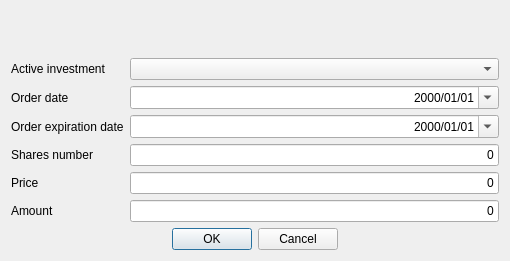
First picture: the form in ui/wdgOrdersAdd.ui, repository turulomio/xulpymoney, before the edit.
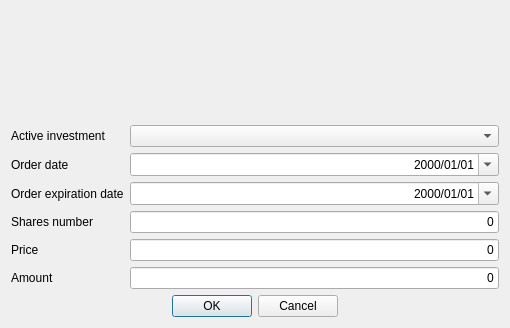
Second picture: the form after the edit. Icons and pictures are not drawn. Custom widgets are drawn as their Qt base class.

Diff of the .ui file:
```diff
--- a/ui/wdgOrdersAdd.ui
+++ b/ui/wdgOrdersAdd.ui
@@ -7,7 +7,7 @@
     <x>0</x>
     <y>0</y>
     <width>510</width>
-    <height>261</height>
+    <height>328</height>
    </rect>
   </property>
   <property name="windowIcon">
```
Left out of the diff: 71 changed lines with no effect on the pictures.
